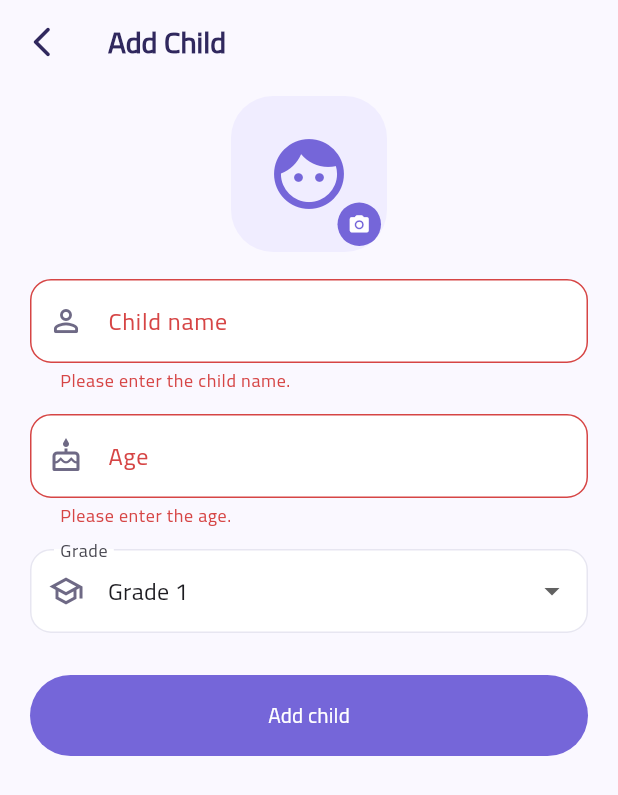
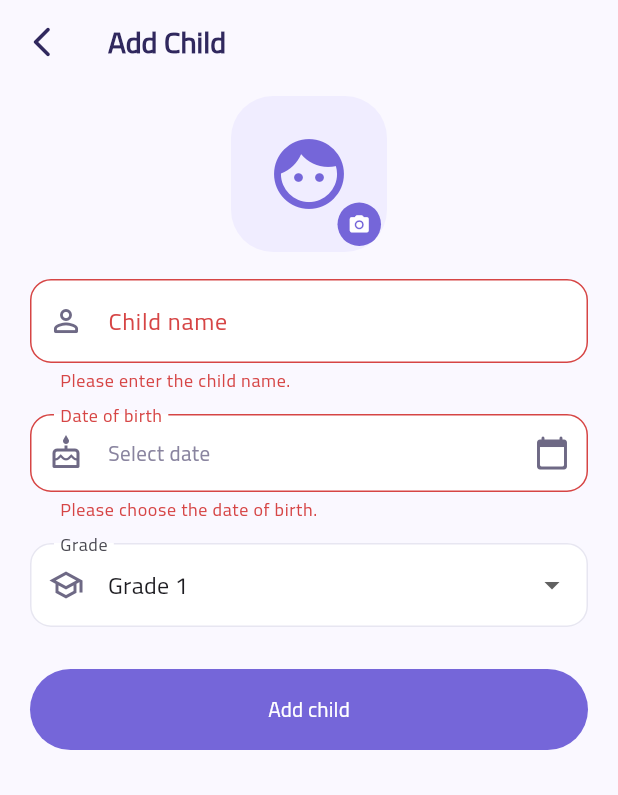
Before and after one commit to ziad232005-dotcom/adhd, a Flutter app: the AddChildScreen screen opened directly, after a tap on "Add child", on a phone screen of 412 x 824 dp. Shown: the top 795 px of the screen. Run offline on Flutter 3.47's test engine with Material 3 defaults, Android fonts, the phone set to English and light mode, and no system bars; our stand-ins replace image_picker, pinput, shared_preferences; accounts and stored records are empty.

Commit message:
Child: date of birth instead of age; age is calculated from it
Children saved earlier keep their old age until a birth date is added.

Co-Authored-By: Claude Sonnet 5.5 <noreply@anthropic.com>
Claude-Session: https://claude.ai/code/session_01LLd4PgrmL4JjReDpr65b8D

```diff
--- a/lib/parent/add_child_screen.dart
+++ b/lib/parent/add_child_screen.dart
@@ -41,7 +41,7 @@ class _AddChildScreenState extends State<AddChildScreen> {
   final _picker = ImagePicker();
 
   late final TextEditingController _nameController;
-  late final TextEditingController _ageController;
+  DateTime? _birthDate;
   late String _grade;
   String? _imagePath;
 
@@ -52,9 +52,7 @@ class _AddChildScreenState extends State<AddChildScreen> {
     super.initState();
     final child = widget.child;
     _nameController = TextEditingController(text: child?.name ?? '');
-    _ageController = TextEditingController(
-      text: child == null ? '' : '${child.age}',
-    );
+    _birthDate = child?.birthDate;
     _grade = kChildGrades.contains(child?.grade)
         ? child!.grade
         : kChildGrades[4];
@@ -64,7 +62,6 @@ class _AddChildScreenState extends State<AddChildScreen> {
   @override
   void dispose() {
     _nameController.dispose();
-    _ageController.dispose();
     super.dispose();
   }
 
@@ -85,6 +82,29 @@ class _AddChildScreenState extends State<AddChildScreen> {
 
   bool _saving = false;
 
+  Future<void> _pickBirthDate() async {
+    final now = DateTime.now();
+
+    final picked = await showDatePicker(
+      context: context,
+      initialDate: _birthDate ?? DateTime(now.year - 8, now.month, now.day),
+      firstDate: DateTime(now.year - 19, now.month, now.day),
+      lastDate: now,
+      helpText: 'Date of birth',
+    );
+
+    if (picked != null && mounted) setState(() => _birthDate = picked);
+  }
+
+  String? _validateBirthDate() {
+    final birth = _birthDate;
+    if (birth == null) return 'Please choose the date of birth.';
+
+    final age = ParentChild.ageOn(birth, DateTime.now());
+    if (age < 1 || age > 18) return 'Age must be between 1 and 18.';
+    return null;
+  }
+
   void _save() {
     if (_saving) return;
     if (!_formKey.currentState!.validate()) return;
@@ -93,13 +113,13 @@ class _AddChildScreenState extends State<AddChildScreen> {
     FocusScope.of(context).unfocus();
 
     final name = _nameController.text.trim();
-    final age = int.parse(_ageController.text.trim());
+    final birthDate = _birthDate!;
 
     if (_isEditing) {
       _store.updateChild(
         widget.child!.copyWith(
           name: name,
-          age: age,
+          birthDate: birthDate,
           grade: _grade,
           imagePath: _imagePath,
           clearImage: _imagePath == null,
@@ -108,7 +128,7 @@ class _AddChildScreenState extends State<AddChildScreen> {
     } else {
       _store.addChild(
         name: name,
-        age: age,
+        birthDate: birthDate,
         grade: _grade,
         imagePath: _imagePath,
       );
@@ -234,20 +254,38 @@ class _AddChildScreenState extends State<AddChildScreen> {
                 },
               ),
               const SizedBox(height: 14),
-              TextFormField(
-                controller: _ageController,
-                keyboardType: TextInputType.number,
-                decoration: const InputDecoration(
-                  labelText: 'Age',
-                  prefixIcon: Icon(Icons.cake_outlined),
-                ),
-                validator: (value) {
-                  final age = int.tryParse(value?.trim() ?? '');
-                  if (age == null) return 'Please enter the age.';
-                  if (age < 1 || age > 18) {
-                    return 'Age must be between 1 and 18.';
-                  }
-                  return null;
+              FormField<DateTime>(
+                validator: (_) => _validateBirthDate(),
+                builder: (field) {
+                  final birth = _birthDate;
+
+                  return InkWell(
+                    borderRadius: BorderRadius.circular(14),
+                    onTap: () async {
+                      await _pickBirthDate();
+                      field.didChange(_birthDate);
+                    },
+                    child: InputDecorator(
+                      decoration: InputDecoration(
+                        labelText: 'Date of birth',
+                        prefixIcon: const Icon(Icons.cake_outlined),
+                        suffixIcon: const Icon(Icons.calendar_today_rounded),
+                        errorText: field.errorText,
+                      ),
+                      child: Text(
+                        birth == null
+                            ? 'Select date'
+                            : '${birth.day}/${birth.month}/${birth.year}'
+                                '  •  ${ParentChild.ageOn(birth, DateTime.now())}'
+                                ' years old',
+                        style: TextStyle(
+                          color: birth == null
+                              ? ParentUi.muted
+                              : ParentUi.dark,
+                        ),
+                      ),
+                    ),
+                  );
                 },
               ),
               const SizedBox(height: 14),
--- a/lib/parent/parent_store.dart
+++ b/lib/parent/parent_store.dart
@@ -9,21 +9,45 @@ import '../child.dart';
 class ParentChild {
   final int id;
   final String name;
-  final int age;
+
+  /// Date of birth. The age is always calculated from it.
+  final DateTime? birthDate;
+
+  /// Age saved before date of birth was collected (used until the parent
+  /// adds the date of birth).
+  final int? _savedAge;
+
   final String grade;
   final String? imagePath;
 
   const ParentChild({
     required this.id,
     required this.name,
-    required this.age,
+    this.birthDate,
+    int? savedAge,
     required this.grade,
     this.imagePath,
-  });
+  }) : _savedAge = savedAge;
+
+  /// Full years between [birth] and [now].
+  static int ageOn(DateTime birth, DateTime now) {
+    var years = now.year - birth.year;
+    final hadBirthday = now.month > birth.month ||
+        (now.month == birth.month && now.day >= birth.day);
+    if (!hadBirthday) years--;
+    return years < 0 ? 0 : years;
+  }
+
+  /// Current age in years.
+  int get age {
+    final birth = birthDate;
+    if (birth == null) return _savedAge ?? 0;
+    return ageOn(birth, DateTime.now());
+  }
 
   ParentChild copyWith({
     String? name,
-    int? age,
+    DateTime? birthDate,
     String? grade,
     String? imagePath,
     bool clearImage = false,
@@ -31,7 +55,8 @@ class ParentChild {
     return ParentChild(
       id: id,
       name: name ?? this.name,
-      age: age ?? this.age,
+      birthDate: birthDate ?? this.birthDate,
+      savedAge: _savedAge,
       grade: grade ?? this.grade,
       imagePath: clearImage ? null : imagePath ?? this.imagePath,
     );
@@ -40,16 +65,20 @@ class ParentChild {
   Map<String, dynamic> toJson() => {
         'id': id,
         'name': name,
-        'age': age,
+        'birthDate': birthDate?.toIso8601String(),
+        'age': _savedAge,
         'grade': grade,
         'imagePath': imagePath,
       };
 
   factory ParentChild.fromJson(Map<String, dynamic> json) {
+    final birth = json['birthDate'] as String?;
+
     return ParentChild(
       id: json['id'] as int,
       name: json['name'] as String,
-      age: json['age'] as int,
+      birthDate: birth == null ? null : DateTime.tryParse(birth),
+      savedAge: json['age'] as int?,
       grade: json['grade'] as String? ?? '',
       imagePath: json['imagePath'] as String?,
     );
@@ -293,7 +322,7 @@ class ParentStore extends ChangeNotifier {
 
   void addChild({
     required String name,
-    required int age,
+    required DateTime birthDate,
     required String grade,
     String? imagePath,
   }) {
@@ -301,7 +330,7 @@ class ParentStore extends ChangeNotifier {
       ParentChild(
         id: _nextChildId++,
         name: name.trim(),
-        age: age,
+        birthDate: birthDate,
         grade: grade,
         imagePath: imagePath,
       ),
```
Also changed, not shown: 1 other file.
